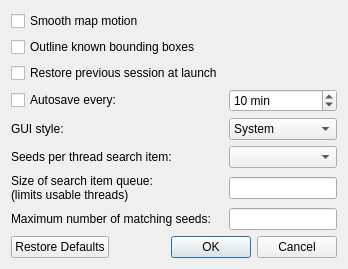
First picture: the form in src/configdialog.ui, repository Cubitect/cubiomes-viewer, before the edit.
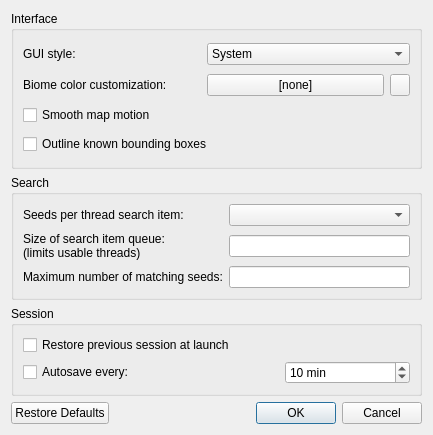
Second picture: the form after the edit. Icons and pictures are not drawn.

Commit message: Fixes, tweaks and new colors * added version dependent biome names * added option for custom biome color overrides * tweaked biome colors for a slightly better contrast in 1.18 * fixed oceans getting ignored by biome filter for 1.18 * fixed 48-bit search for structures (hopefully better this time)

```diff
--- a/src/configdialog.ui
+++ b/src/configdialog.ui
@@ -2,6 +2,14 @@
 <ui version="4.0">
  <class>ConfigDialog</class>
  <widget class="QDialog" name="ConfigDialog">
+  <property name="geometry">
+   <rect>
+    <x>0</x>
+    <y>0</y>
+    <width>433</width>
+    <height>435</height>
+   </rect>
+  </property>
   <property name="windowTitle">
    <string>Preferences</string>
   </property>
@@ -10,24 +18,13 @@
     <normaloff>:/icons/map.png</normaloff>:/icons/map.png</iconset>
   </property>
   <layout class="QGridLayout" name="gridLayout">
-   <item row="10" column="0">
-    <widget class="QLabel" name="label_3">
-     <property name="text">
-      <string>Maximum number of matching seeds:</string>
+   <item row="3" column="0" colspan="2">
+    <widget class="QGroupBox" name="groupBox_2">
+     <property name="title">
+      <string>Search</string>
      </property>
-    </widget>
-   </item>
-   <item row="11" column="0" colspan="2">
-    <widget class="QDialogButtonBox" name="buttonBox">
-     <property name="orientation">
-      <enum>Qt::Horizontal</enum>
-     </property>
-     <property name="standardButtons">
-      <set>QDialogButtonBox::Cancel|QDialogButtonBox::Ok|QDialogButtonBox::RestoreDefaults</set>
-     </property>
-    </widget>
-   </item>
-   <item row="9" column="0">
+     <layout class="QGridLayout" name="gridLayout_3">
+      <item row="1" column="0">
     <widget class="QLabel" name="label_2">
      <property name="text">
       <string>Size of search item queue:
@@ -35,14 +32,87 @@
      </property>
     </widget>
    </item>
-   <item row="8" column="0">
+      <item row="0" column="0">
     <widget class="QLabel" name="label">
      <property name="text">
       <string>Seeds per thread search item:</string>
      </property>
     </widget>
    </item>
-   <item row="2" column="0" colspan="2">
+      <item row="2" column="0">
+       <widget class="QLabel" name="label_3">
+        <property name="text">
+         <string>Maximum number of matching seeds:</string>
+        </property>
+       </widget>
+      </item>
+      <item row="2" column="1">
+       <widget class="QLineEdit" name="lineMatching"/>
+      </item>
+      <item row="0" column="1">
+       <widget class="QComboBox" name="cboxItemSize">
+        <property name="iconSize">
+         <size>
+          <width>0</width>
+          <height>16</height>
+         </size>
+        </property>
+       </widget>
+      </item>
+      <item row="1" column="1">
+       <widget class="QLineEdit" name="lineQueueSize"/>
+      </item>
+     </layout>
+    </widget>
+   </item>
+   <item row="0" column="0" rowspan="2" colspan="2">
+    <widget class="QGroupBox" name="groupBox">
+     <property name="title">
+      <string>Interface</string>
+     </property>
+     <layout class="QGridLayout" name="gridLayout_2">
+      <item row="1" column="1">
+       <widget class="QPushButton" name="buttonBiomeColor">
+        <property name="text">
+         <string>[none]</string>
+        </property>
+       </widget>
+      </item>
+      <item row="0" column="1" colspan="2">
+       <widget class="QComboBox" name="comboStyle">
+        <property name="iconSize">
+         <size>
+          <width>0</width>
+          <height>16</height>
+         </size>
+        </property>
+        <item>
+         <property name="text">
+          <string>System</string>
+         </property>
+        </item>
+        <item>
+         <property name="text">
+          <string>Dark</string>
+         </property>
+        </item>
+       </widget>
+      </item>
+      <item row="3" column="0" colspan="3">
+       <widget class="QCheckBox" name="checkBBoxes">
+        <property name="text">
+         <string>Outline known bounding boxes</string>
+        </property>
+       </widget>
+      </item>
+      <item row="0" column="0">
+       <widget class="QLabel" name="label_4">
+        <property name="text">
+         <string>GUI style:</string>
+        </property>
+       </widget>
+      </item>
+      <item row="2" column="0" colspan="3">
     <widget class="QCheckBox" name="checkSmooth">
      <property name="toolTip">
       <string>Simulate innertia for the map view</string>
@@ -52,30 +122,61 @@
      </property>
     </widget>
    </item>
-   <item row="9" column="1">
-    <widget class="QLineEdit" name="lineQueueSize"/>
-   </item>
-   <item row="8" column="1">
-    <widget class="QComboBox" name="cboxItemSize">
-     <property name="iconSize">
+      <item row="1" column="0">
+       <widget class="QLabel" name="label_5">
+        <property name="text">
+         <string>Biome color customization:</string>
+        </property>
+       </widget>
+      </item>
+      <item row="1" column="2">
+       <widget class="QPushButton" name="buttonClear">
+        <property name="maximumSize">
       <size>
-       <width>0</width>
-       <height>16</height>
-      </size>
-     </property>
-    </widget>
-   </item>
-   <item row="10" column="1">
-    <widget class="QLineEdit" name="lineMatching"/>
+          <width>20</width>
+          <height>16777215</height>
+         </size>
+        </property>
+        <property name="icon">
+         <iconset resource="../icons.qrc">
+          <normaloff>:/icons/clear.png</normaloff>:/icons/clear.png</iconset>
+        </property>
+       </widget>
+      </item>
+     </layout>
+    </widget>
    </item>
-   <item row="6" column="0">
+   <item row="11" column="0" colspan="2">
+    <widget class="QDialogButtonBox" name="buttonBox">
+     <property name="orientation">
+      <enum>Qt::Horizontal</enum>
+     </property>
+     <property name="standardButtons">
+      <set>QDialogButtonBox::Cancel|QDialogButtonBox::Ok|QDialogButtonBox::RestoreDefaults</set>
+     </property>
+    </widget>
+   </item>
+   <item row="4" column="0" colspan="2">
+    <widget class="QGroupBox" name="groupBox_3">
+     <property name="title">
+      <string>Session</string>
+     </property>
+     <layout class="QGridLayout" name="gridLayout_4">
+      <item row="0" column="0" rowspan="2" colspan="3">
+       <widget class="QCheckBox" name="checkRestore">
+        <property name="text">
+         <string>Restore previous session at launch</string>
+        </property>
+       </widget>
+      </item>
+      <item row="2" column="0">
     <widget class="QCheckBox" name="checkAutosave">
      <property name="text">
       <string>Autosave every:</string>
      </property>
     </widget>
    </item>
-   <item row="6" column="1">
+      <item row="2" column="2">
     <widget class="QSpinBox" name="spinAutosave">
      <property name="suffix">
       <string> min</string>
@@ -91,45 +192,7 @@
      </property>
     </widget>
    </item>
-   <item row="7" column="0">
-    <widget class="QLabel" name="label_4">
-     <property name="text">
-      <string>GUI style:</string>
-     </property>
-    </widget>
-   </item>
-   <item row="7" column="1">
-    <widget class="QComboBox" name="comboStyle">
-     <property name="iconSize">
-      <size>
-       <width>0</width>
-       <height>16</height>
-      </size>
-     </property>
-     <item>
-      <property name="text">
-       <string>System</string>
-      </property>
-     </item>
-     <item>
-      <property name="text">
-       <string>Dark</string>
-      </property>
-     </item>
-    </widget>
-   </item>
-   <item row="3" column="0" colspan="2">
-    <widget class="QCheckBox" name="checkBBoxes">
-     <property name="text">
-      <string>Outline known bounding boxes</string>
-     </property>
-    </widget>
-   </item>
-   <item row="4" column="0">
-    <widget class="QCheckBox" name="checkRestore">
-     <property name="text">
-      <string>Restore previous session at launch</string>
-     </property>
+     </layout>
     </widget>
    </item>
   </layout>
```
Lines whose indentation alone changed are shown as unchanged. The commit also changes 13 other files.
